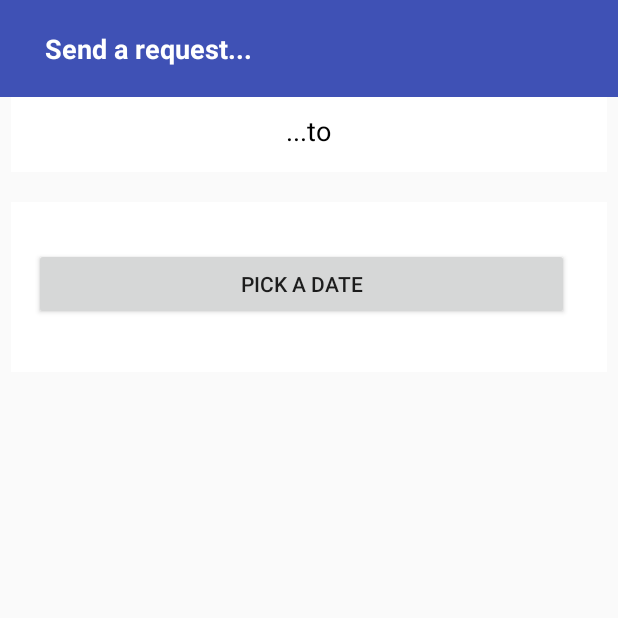
After one commit to Paingouin/MCStuMeet, an Android app: the SendRequest screen opened directly, with no data from a screen before it, on a phone screen of 412 x 824 dp, the top half of it. The commit adds this screen. Run offline under Robolectric (Android 15) with nearby library versions, the phone set to English and light mode, and no system bars.

Commit message:
date picker - doesnt work yet, search is done

```diff
--- a/app/src/main/AndroidManifest.xml
+++ b/app/src/main/AndroidManifest.xml
@@ -24,6 +24,8 @@
         <activity android:name=".registration.RegistrationInput" />
         <activity android:name=".login.LogIn" />
         <activity android:name=".profile.Profile"/>
+        <activity android:name=".profile.ShowProfile"/>
+        <activity android:name=".date.SendRequest"/>
         <activity android:name=".registration.RegistrationProfile"/>
     </application>
 
--- /dev/null
+++ b/app/src/main/java/com/example/cogo/mcstumeet/date/SendRequest.java
@@ -0,0 +1,50 @@
+package com.example.cogo.mcstumeet.date;
+
+import android.annotation.TargetApi;
+import android.app.DatePickerDialog;
+import android.app.FragmentManager;
+import android.icu.text.DateFormat;
+import android.icu.util.Calendar;
+import android.icu.util.GregorianCalendar;
+import android.os.Bundle;
+import android.support.v7.app.AppCompatActivity;
+import android.view.View;
+import android.widget.DatePicker;
+import android.widget.TextView;
+
+import com.example.cogo.mcstumeet.R;
+import com.example.cogo.mcstumeet.fragments.DatePickerFragment;
+
+import org.w3c.dom.Text;
+
+/**
+ * Created by Gamze on 16.01.2017.
+ */
+
+public class SendRequest extends AppCompatActivity implements DatePickerDialog.OnDateSetListener{
+
+    @Override
+    protected void onCreate(Bundle savedInstanceState) {
+        super.onCreate(savedInstanceState);
+        setContentView(R.layout.activity_date_request);
+    }
+
+    public void datePicker(View view){
+        FragmentManager fragment = this.getFragmentManager();
+        DatePickerFragment date = new DatePickerFragment();
+        date.show(fragment, "date");
+    }
+
+    @TargetApi(25)
+    private void setDate(final Calendar calendar){
+        final DateFormat dateFormat = DateFormat.getDateInstance(DateFormat.MEDIUM);
+        ((TextView) findViewById(R.id.text_date)).setText(dateFormat.format(calendar.getTime()));
+    }
+
+    @TargetApi(25)
+    @Override
+    public void onDateSet(DatePicker view, int year, int month, int day) {
+        Calendar calendar = new GregorianCalendar(year, month, day);
+        setDate(calendar);
+    }
+}
--- /dev/null
+++ b/app/src/main/res/layout/activity_date_request.xml
@@ -0,0 +1,91 @@
+<?xml version="1.0" encoding="utf-8"?>
+<RelativeLayout xmlns:android="http://schemas.android.com/apk/res/android"
+    android:layout_width="match_parent"
+    android:layout_height="match_parent">
+
+    <RelativeLayout
+        android:layout_width="match_parent"
+        android:layout_height="match_parent">
+
+        <RelativeLayout
+            android:id="@+id/profile_layout_blue"
+            android:layout_width="match_parent"
+            android:layout_height="wrap_content"
+            android:background="#3F51B5">
+
+            <TextView
+                style="@style/textStyleBold"
+                android:layout_width="wrap_content"
+                android:layout_height="wrap_content"
+                android:layout_marginLeft="10dp"
+                android:padding="20dp"
+                android:textColor="#FFF"
+                android:text="Send a request..."
+                android:id="@+id/textView2" />
+        </RelativeLayout>
+        <RelativeLayout
+            android:layout_below="@+id/profile_layout_blue"
+            android:layout_width="wrap_content"
+            android:layout_height="wrap_content"
+            android:background="#fff"
+            android:layout_marginRight="7dp"
+            android:layout_marginLeft="7dp"
+            android:padding="10dp"
+            android:onClick="showProfile">
+            <LinearLayout
+                android:id="@+id/text_layout"
+                android:layout_width="wrap_content"
+                android:layout_height="wrap_content"
+                android:layout_centerHorizontal="true">
+                <TextView
+                    style="@style/textStyleCommon"
+                    android:layout_width="wrap_content"
+                    android:layout_height="wrap_content"
+                    android:text="...to"/>
+            </LinearLayout>
+            <LinearLayout
+                android:layout_width="match_parent"
+                android:layout_height="wrap_content"
+                android:layout_below="@+id/text_layout"
+                android:layout_marginTop="5dp"
+                android:layout_centerHorizontal="true"
+                android:orientation="horizontal">
+            </LinearLayout>
+        </RelativeLayout>
+
+        <RelativeLayout
+            android:layout_width="wrap_content"
+            android:layout_height="wrap_content"
+            android:layout_below="@+id/profile_layout_blue"
+            android:background="#fff"
+            android:layout_marginTop="70dp"
+            android:layout_marginRight="7dp"
+            android:layout_marginLeft="7dp"
+            android:padding="15dp"
+            android:onClick="showProfile">
+
+            <LinearLayout
+                android:layout_width="match_parent"
+                android:layout_height="wrap_content"
+                android:layout_marginTop="15dp"
+                android:layout_centerHorizontal="true"
+                android:layout_below="@+id/layout_date"
+                android:orientation="vertical">
+
+                <Button
+                    android:id="@+id/pick_date"
+                    android:paddingLeft="30dp"
+                    android:paddingRight="30dp"
+                    android:layout_marginRight="10dp"
+                    android:layout_width="match_parent"
+                    android:layout_height="wrap_content"
+                    android:text="Pick a date"/>
+                <TextView
+                    android:layout_width="match_parent"
+                    android:layout_height="wrap_content"
+                    android:id="@+id/text_date"/>
+            </LinearLayout>
+        </RelativeLayout>
+
+    </RelativeLayout>
+</RelativeLayout>
--- a/app/src/main/res/layout/activity_search.xml
+++ b/app/src/main/res/layout/activity_search.xml
@@ -164,7 +164,7 @@
                     <Button
                         android:background="@drawable/rounded_action_button"
                         android:textColor="#FFFFFF"
-                        android:id="@+id/button_show"
+                        android:id="@+id/show_button"
                         android:paddingLeft="30dp"
                         android:paddingRight="30dp"
                         android:layout_marginRight="10dp"
```
Also changed, not shown: app/src/main/java/com/example/cogo/mcstumeet/Fragments/SearchUserFragment.java (+35 -6 lines), app/src/main/java/com/example/cogo/mcstumeet/fragments/DatePickerFragment.java (added, +27 -0 lines), app/src/main/java/com/example/cogo/mcstumeet/profile/ShowProfile.java (added, +70 -0 lines), app/src/main/res/layout/activity_show_profile.xml (added, +197 -0 lines).
